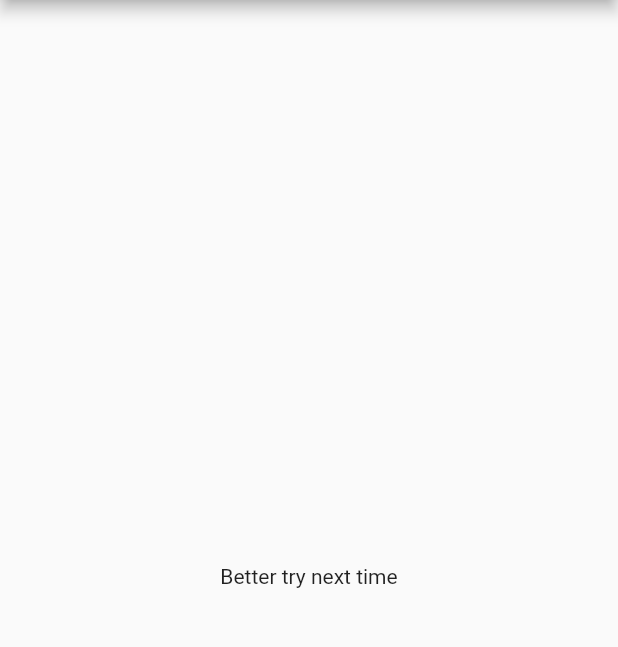
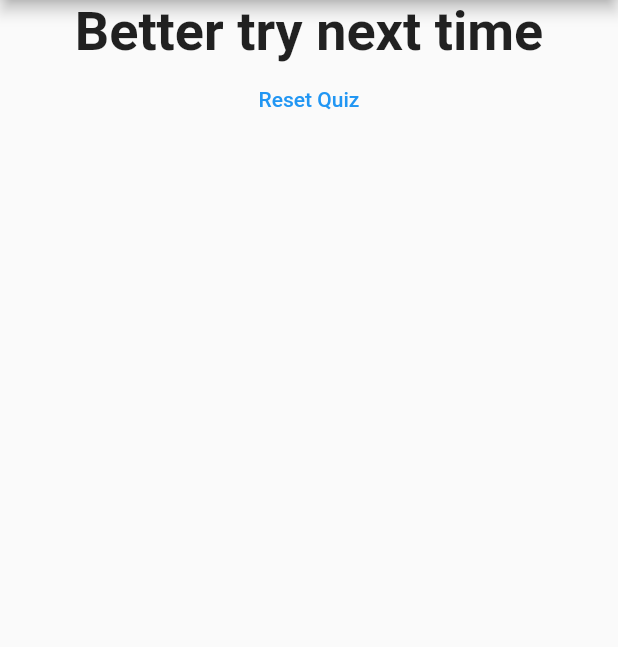
Before and after one commit to zaqturey/fgr_rightchoice, a Flutter app: the screen it shows after launch, after a tap on "White", after a tap on "Owl", after a tap on "Dum Aloo", on a phone screen of 412 x 824 dp, the part 84-731 px from its top. Run offline on Flutter 3.47's test engine with Material 2 defaults, Android fonts, the phone set to English and light mode, and no system bars.

Commit message:
Implemented 'Reset Quiz' functionality

```diff
--- a/lib/main.dart
+++ b/lib/main.dart
@@ -13,8 +13,15 @@ class MyApp extends StatefulWidget {
 
 class _MyAppState extends State<MyApp> {
   var _questionIndex = 0;
+  var _totalScore = 0;
 
-  var _totalScore = 0;
+  void _resetQuiz() {
+    // This will trigger the 'build' widget and hence draw the 'Quiz' widget as per the new values
+    setState(() {
+      _questionIndex = 0;
+      _totalScore = 0;
+    });
+  }
 
   // List of MAP<String, Object>
   final _questions = const [
@@ -82,7 +89,8 @@ class _MyAppState extends State<MyApp> {
                 questionIndex: _questionIndex,
                 answerQuestion: _answerQuestion,
               )
-            : Result(_totalScore),
+            // Passing the '_resetQuiz' Callback
+            : Result(_totalScore, _resetQuiz),
       ),
     );
   }
--- a/lib/result.dart
+++ b/lib/result.dart
@@ -3,8 +3,9 @@ import 'package:flutter/material.dart';
 // Quiz class returns a Center Widget
 class Result extends StatelessWidget {
   final int resultScore;
+  final Function resetHandler;
 
-  Result(this.resultScore);
+  Result(this.resultScore, this.resetHandler);
 
   // Below getter method return the Text to be displayed based on the 'resultScore'
   String get resultPhrase{
@@ -25,8 +26,19 @@ class Result extends StatelessWidget {
   @override
   Widget build(BuildContext context) {
     return Center(
-      child: Text(
-          resultPhrase
+      child: Column(
+        children: <Widget>[
+          Text(
+            resultPhrase,
+            style: TextStyle(fontSize: 36, fontWeight: FontWeight.bold),
+            textAlign: TextAlign.center,
+          ),
+          FlatButton(
+            child: Text("Reset Quiz"),
+            textColor: Colors.blue,
+            onPressed: resetHandler,
+          ),
+        ],
       ),
     );
   }
```
Also changed, not shown: 1 other file.
